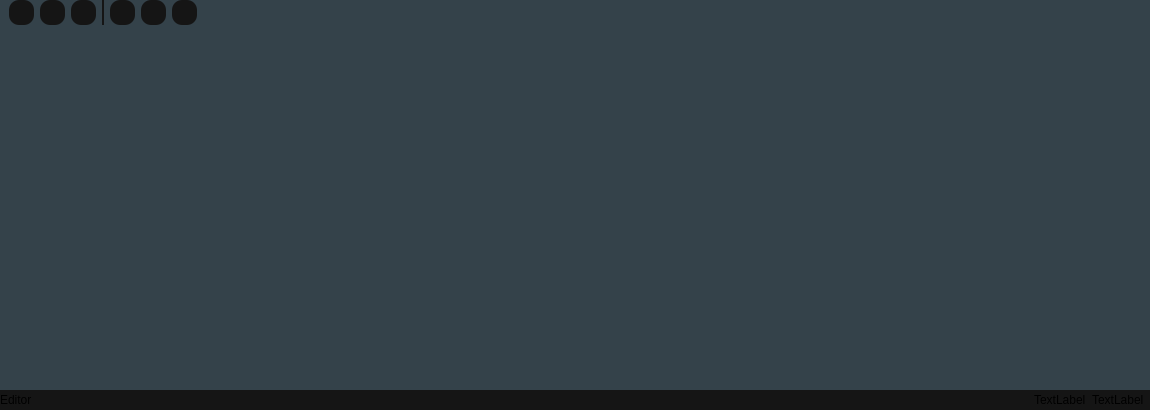
First picture: the form in TilesetEditor/fragmenteditor.ui, repository diegofps/tileset_editor, before the edit.
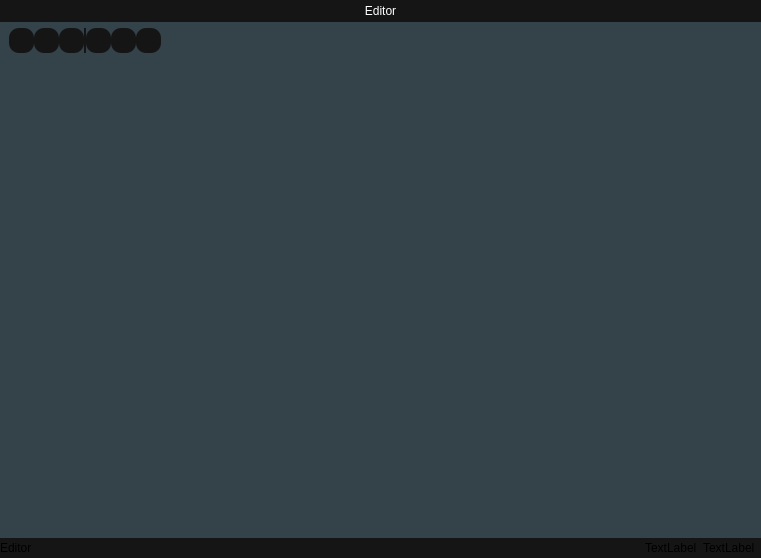
Second picture: the form after the edit. Icons and pictures are not drawn.

Patch:
```diff
--- a/TilesetEditor/fragmenteditor.ui
+++ b/TilesetEditor/fragmenteditor.ui
@@ -6,8 +6,8 @@
    <rect>
     <x>0</x>
     <y>0</y>
-    <width>1150</width>
-    <height>410</height>
+    <width>761</width>
+    <height>558</height>
    </rect>
   </property>
   <property name="windowTitle">
@@ -41,6 +41,9 @@
       <number>0</number>
      </property>
      <layout class="QVBoxLayout" name="verticalLayout">
+      <property name="spacing">
+       <number>0</number>
+      </property>
       <property name="leftMargin">
        <number>0</number>
       </property>
@@ -53,14 +56,45 @@
       <property name="bottomMargin">
        <number>0</number>
       </property>
+      <item>
+       <widget class="QLabel" name="lbTitle">
+        <property name="sizePolicy">
+         <sizepolicy hsizetype="Preferred" vsizetype="Fixed">
+          <horstretch>0</horstretch>
+          <verstretch>0</verstretch>
+         </sizepolicy>
+        </property>
+        <property name="styleSheet">
+         <string notr="true">background-color: #151515;
+color: #ffffff;
+padding: 4px;
+font: 9pt;</string>
+        </property>
+        <property name="text">
+         <string>Editor</string>
+        </property>
+        <property name="alignment">
+         <set>Qt::AlignCenter</set>
+        </property>
+        <property name="margin">
+         <number>0</number>
+        </property>
+       </widget>
+      </item>
       <item>
        <layout class="QHBoxLayout" name="horizontalLayout_2">
         <property name="leftMargin">
          <number>9</number>
         </property>
+        <property name="topMargin">
+         <number>6</number>
+        </property>
         <property name="rightMargin">
          <number>9</number>
         </property>
+        <property name="bottomMargin">
+         <number>6</number>
+        </property>
         <item>
          <widget class="QPushButton" name="btPencil">
           <property name="minimumSize">
```
